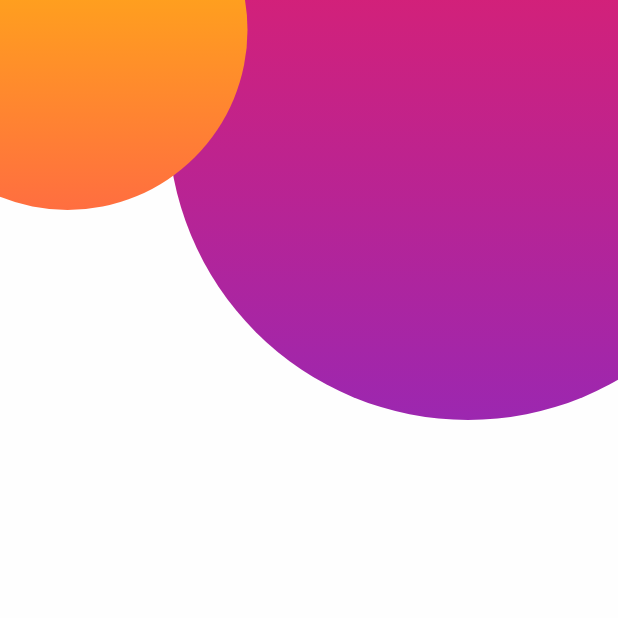
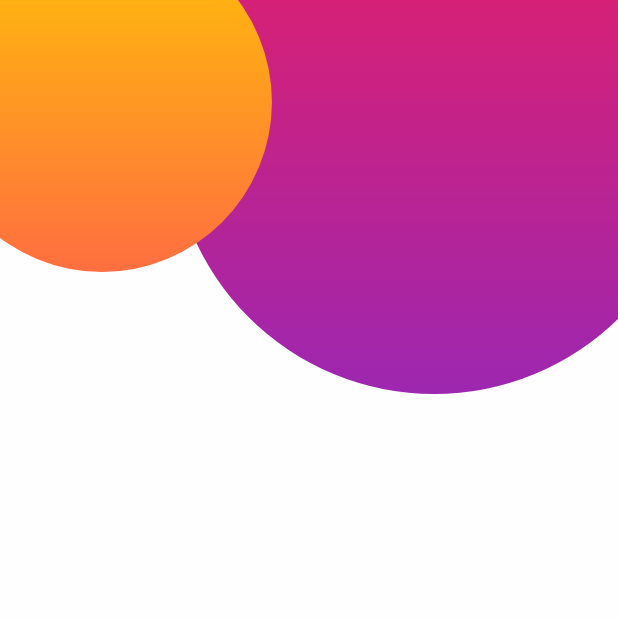
Before and after one commit to j-hey-fede/socialNet, a Flutter app: the screen it shows after launch, on a phone screen of 412 x 824 dp, the top half of it. Run offline on Flutter 3.47's test engine with Material 2 defaults, Android fonts, the light colour scheme and no system bars.

Commit message:
responsive UI feature

```diff
--- a/lib/views/home_page.dart
+++ b/lib/views/home_page.dart
@@ -10,6 +10,10 @@ class HomePage extends StatefulWidget {
 class _HomePageState extends State<HomePage> {
   @override
   Widget build(BuildContext context) {
+    final size = MediaQuery.of(context).size;
+    final double pinkSize = size.width * 0.85;
+    final double amberSize = size.width * 0.55;
+
     return Scaffold(
       body: Container(
         width: double.infinity,
@@ -18,19 +22,19 @@ class _HomePageState extends State<HomePage> {
         child: Stack(
           children: <Widget>[
             Positioned(
-              top: -120,
-              right: -100,
+              top: -(pinkSize) * 0.25,
+              right: -(pinkSize) * 0.15,
               child: Circle(
                 colors: [Colors.pink, Colors.purple],
-                size: 400,
+                size: pinkSize,
               ),
             ),
             Positioned(
-              top: -100,
-              left: -75,
+              top: -(amberSize) * 0.2,
+              left: -(amberSize) * 0.2,
               child: Circle(
                 colors: [Colors.amber, Colors.deepOrangeAccent],
-                size: 240,
+                size: amberSize,
               ),
             ),
           ],
```
